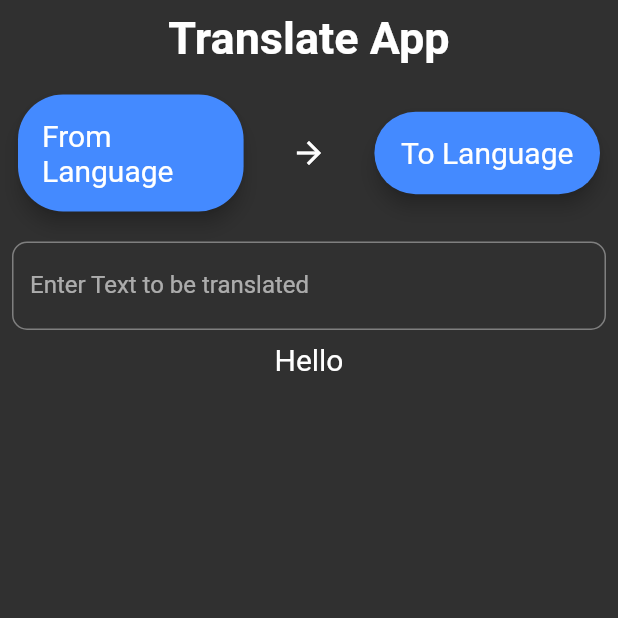
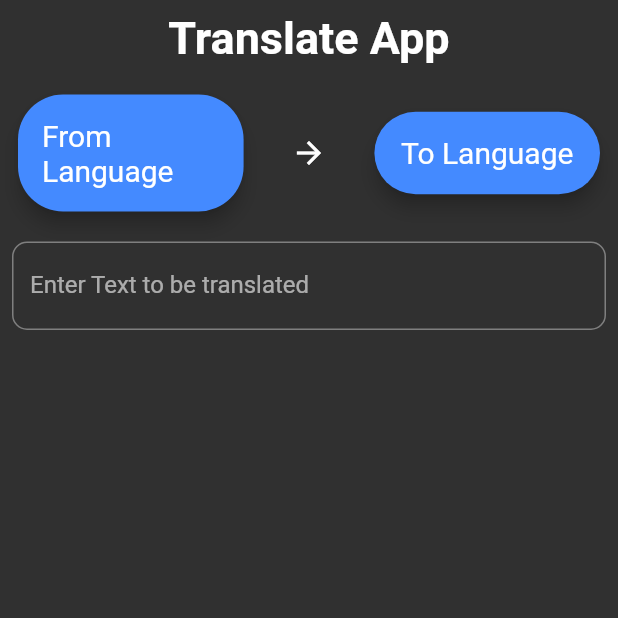
Before and after one commit to nirans2002/translate_app, a Flutter app: the screen it shows after launch, on a phone screen of 412 x 824 dp, the top half of it. Run offline on Flutter 3.47's test engine with Material 2 defaults, Android fonts, the phone set to English and light mode, and no system bars; network calls fail; statements that could not run were skipped.

Commit message:
provider trial

```diff
--- a/lib/main.dart
+++ b/lib/main.dart
@@ -1,4 +1,6 @@
 import 'package:flutter/material.dart';
+import 'package:provider/provider.dart';
+import 'package:translate_app/providers/targettext.dart';
 import 'package:translate_app/screens/home_screen.dart';
 import 'package:translate_app/screens/splash_screen.dart';
 
@@ -12,7 +14,11 @@ class MyApp extends StatelessWidget {
   // This widget is the root of your application.
   @override
   Widget build(BuildContext context) {
-    return MaterialApp(
+    return MultiProvider(
+      providers: [
+        ChangeNotifierProvider.value(value: TargetText()),
+      ],
+      child: MaterialApp(
         title: 'Translate App',
         theme: ThemeData(
           primarySwatch: Colors.blue,
@@ -23,6 +29,7 @@ class MyApp extends StatelessWidget {
         ),
         themeMode: ThemeMode.dark,
         home: const SplashScreen(),
+      ),
     );
   }
 }
--- /dev/null
+++ b/lib/providers/targettext.dart
@@ -0,0 +1,16 @@
+import 'package:flutter/material.dart';
+import 'package:translate_app/services/translate.dart';
+
+class TargetText extends ChangeNotifier {
+  String _text = '';
+
+  String get getText {
+    return _text;
+  }
+
+  void updateText() {
+    // _text = translate(source, target, query);
+    _text = _text + "ww";
+    notifyListeners();
+  }
+}
--- a/lib/screens/home_screen.dart
+++ b/lib/screens/home_screen.dart
@@ -2,8 +2,10 @@ import 'dart:convert';
 import 'package:http/http.dart' as http;
 
 import 'package:flutter/material.dart';
+import 'package:provider/provider.dart';
 import 'package:translate_app/components/language_select_bottom_sheet.dart';
 import 'package:translate_app/models/languages.dart';
+import 'package:translate_app/providers/targettext.dart';
 import 'package:translate_app/services/get_lan.dart';
 
 class HomeScreen extends StatefulWidget {
@@ -42,12 +44,17 @@ class _HomeScreenState extends State<HomeScreen> {
     }
   }
 
+  void _translate(BuildContext context) {
+    Provider.of<TargetText>(context, listen: false).updateText();
+  }
+
   @override
   void initState() {
     super.initState();
     getData();
     inputTextController.addListener(() {
-      print(inputTextController.text);
+      // print(inputTextController.text);
+      _translate(context);
     });
   }
 
@@ -61,6 +68,8 @@ class _HomeScreenState extends State<HomeScreen> {
 
   @override
   Widget build(BuildContext context) {
+    var target = Provider.of<TargetText>(context).getText;
+
     // print(lnList[0].language.toString());
     return Scaffold(
       body: SafeArea(
@@ -97,6 +106,7 @@ class _HomeScreenState extends State<HomeScreen> {
             Padding(
               padding: const EdgeInsets.all(8.0),
               child: TextField(
+                onChanged: ,
                 controller: inputTextController,
                 decoration: InputDecoration(
                   border: OutlineInputBorder(
@@ -107,17 +117,11 @@ class _HomeScreenState extends State<HomeScreen> {
               ),
             ),
             Container(
-              child: StreamBuilder<Object>(
-                stream: null,
-                builder: (context, snapshot) {
-                  return Text('Hello',
-                      style: TextStyle(
-                        fontSize: 20,
-                        fontWeight: FontWeight.normal,
-                      ));
-                }
-              ),
-            ),
+                child: Text(target,
+                    style: TextStyle(
+                      fontSize: 20,
+                      fontWeight: FontWeight.normal,
+                    ))),
           ],
         ),
       ),
--- a/lib/services/translate.dart
+++ b/lib/services/translate.dart
@@ -1,7 +1,8 @@
 import 'dart:convert';
 import 'package:http/http.dart' as http;
 
-Future translate(String source, String target, String query) async {
+Future<String> translate(String source, String target, String query) async {
+  String targetText = '';
   final responseData = await http.post(
     Uri.parse(
         'https://google-translate1.p.rapidapi.com/language/translate/v2/translate?'),
@@ -20,4 +21,5 @@ Future translate(String source, String target, String query) async {
 
     print(data);
   }
+  return targetText;
 }
```
Lines whose indentation alone changed are shown as unchanged.
